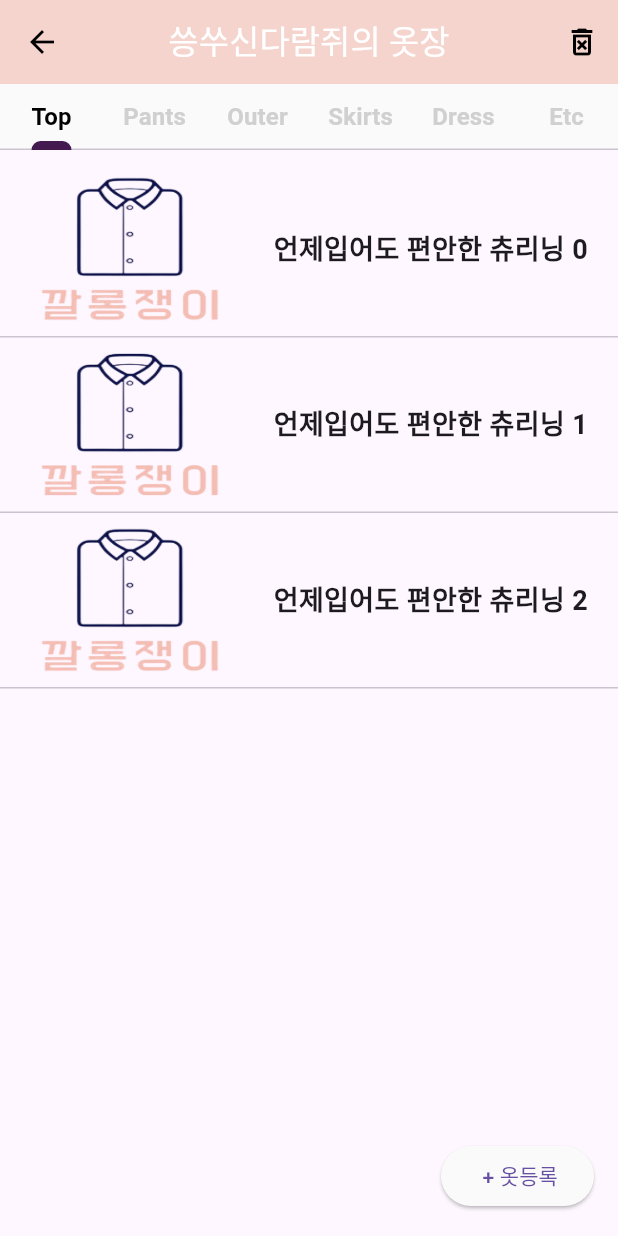
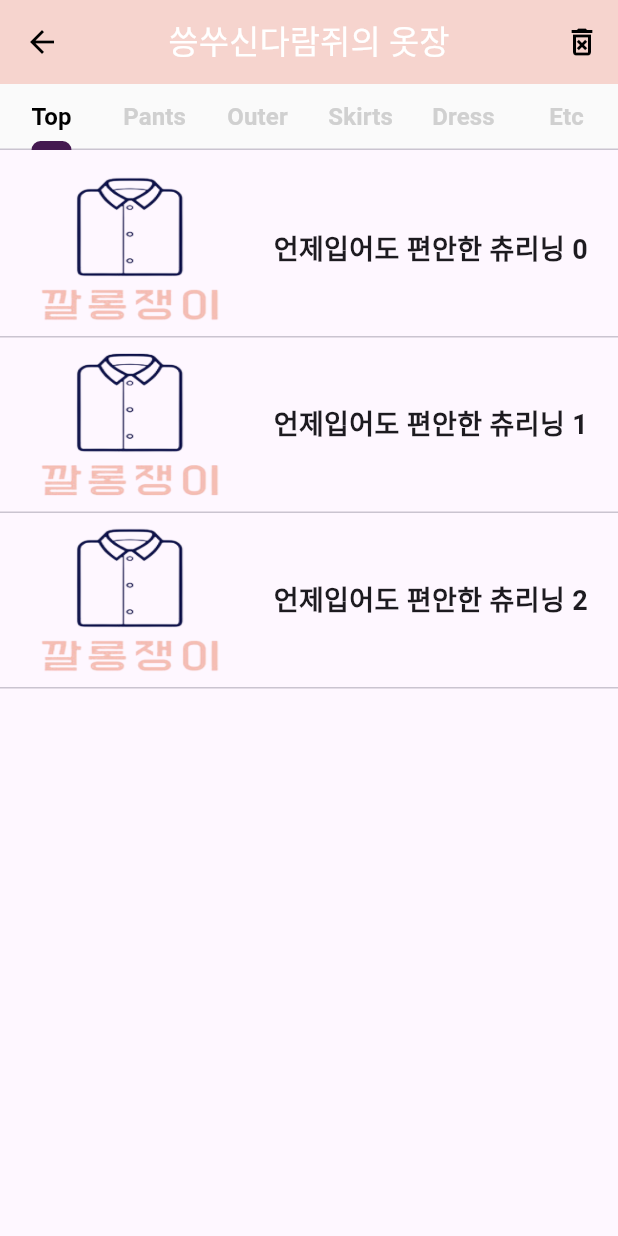
Before and after one commit to keystore2077/SSAFY_kkalong, a Flutter app: the CategoryPage screen opened directly, after a tap on "Top", on a phone screen of 412 x 824 dp. Run offline on Flutter 3.47's test engine with Material 3 defaults, Android fonts, the phone set to English and light mode, and no system bars; our stand-ins replace camera, dio, dropdown_button2, flutter_secure_storage, image_picker; accounts and stored records are empty; Roboto replaces fonts that are missing (Pretendard).

```diff
--- a/frontend/lib/category/category.dart
+++ b/frontend/lib/category/category.dart
@@ -126,14 +126,16 @@ class CategoryPageState extends State<CategoryPage> {
                 (BuildContext context, int index) {
                   final item = savecloset['list']?[index];
                   if (item == null) {
-                    return const SizedBox(); // 빈 위젯 반환
+                    return const SizedBox();
                   }
                   return GestureDetector(
                     onTap: () {
                       Navigator.push(
                         context,
                         MaterialPageRoute(
-                            builder: (context) => const CategorySelect()),
+                            builder: (context) => CategorySelect(
+                                  selectedIndex: index,
+                                )),
                       );
                     },
                     child: Container(
--- a/frontend/lib/category/categoryselect.dart
+++ b/frontend/lib/category/categoryselect.dart
@@ -3,7 +3,8 @@ import '../closet/closetcloth.dart';
 import '../closet/clothcamera.dart';
 
 class CategorySelect extends StatefulWidget {
-  const CategorySelect({super.key, this.category});
+  final int selectedIndex;
+  const CategorySelect({super.key, this.category, required this.selectedIndex});
 
   final category;
 
@@ -74,35 +75,13 @@ class _CategorySelectState extends State<CategorySelect> {
             ]),
           ),
         ),
-
-        // floatingActionButton: FloatingActionButton.small(
+        // floatingActionButton: ElevatedButton(
         //   onPressed: () {
-        //     scrollController.animateTo(
-        //       scrollController.position.minScrollExtent,
-        //       duration: const Duration(milliseconds: 500),
-        //       curve: Curves.fastOutSlowIn,
+        //     print('여기까지 잘왔니??????');
+        //     Navigator.push(
+        //       context,
+        //       MaterialPageRoute(builder: (context) => const ClothCamera()),
         //     );
-        //   },
-        //   backgroundColor: Colors.grey[50],
-        //   shape: RoundedRectangleBorder(
-        //       side: const BorderSide(width: 1, color: Color(0xFFF5BEB5)),
-        //       borderRadius: BorderRadius.circular(12)),
-        //   child:
-        //       const Icon(Icons.arrow_upward_sharp, color: Color(0xFFF5BEB5)),
-        // )
-
-        // floatingActionButton: ElevatedButton(
-        //   onPressed: () async {
-        //     final ImagePicker picker = ImagePicker();
-        //     final XFile? image =
-        //         await picker.pickImage(source: ImageSource.camera);
-
-        //     if (image != null) {
-        //       // 이미지가 선택되면 처리할 작업을 여기에 추가합니다.
-        //       // image.path를 사용하여 이미지 파일에 접근할 수 있습니다.
-        //     } else {
-        //       // 이미지가 선택되지 않았을 때 처리할 작업을 추가합니다.
-        //     }
         //   },
         //   style: ElevatedButton.styleFrom(
         //     backgroundColor: Colors.grey[50],
@@ -113,34 +92,6 @@ class _CategorySelectState extends State<CategorySelect> {
         //   ),
         //   child: const Text(' + 옷등록'),
         // ),
-        floatingActionButton: ElevatedButton(
-          onPressed: () {
-            Navigator.push(
-              context,
-              MaterialPageRoute(builder: (context) => const ClothCamera()),
-            );
-          },
-          // onPressed: () async {
-          //   final ImagePicker picker = ImagePicker();
-          //   final XFile? image =
-          //       await picker.pickImage(source: ImageSource.camera);
-
-          //   if (image != null) {
-          //     // 이미지가 선택되면 처리할 작업을 여기에 추가합니다.
-          //     // image.path를 사용하여 이미지 파일에 접근할 수 있습니다.
-          //   } else {
-          //     // 이미지가 선택되지 않았을 때 처리할 작업을 추가합니다.
-          //   }
-          // },
-          style: ElevatedButton.styleFrom(
-            backgroundColor: Colors.grey[50],
-            shape: RoundedRectangleBorder(
-              borderRadius: BorderRadius.circular(20.0), // 원하는 각진 정도로 설정
-            ),
-            // 다른 스타일 속성들
-          ),
-          child: const Text(' + 옷등록'),
-        ),
       ),
     );
   }
```
Also changed, not shown: frontend/lib/closet/mycloset.dart (+10 -0 lines).
